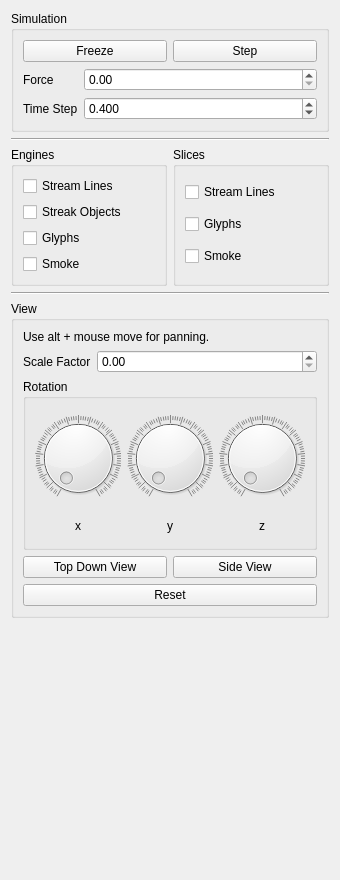
This is smoke/view/simulationtab.ui in bvanloon/Scientific-Visualization as Qt 5 draws it before an edit. The edited form follows.
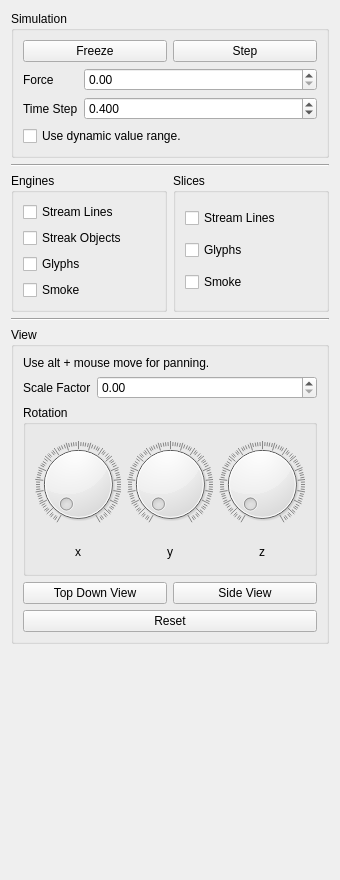
This is the edited form.

Commit message: Button in UI to switch to a dynamic value range.

The edit to the form file:
```diff
--- a/smoke/view/simulationtab.ui
+++ b/smoke/view/simulationtab.ui
@@ -90,6 +90,13 @@
         </item>
        </layout>
       </item>
+      <item>
+       <widget class="QCheckBox" name="dynamicValueRangeCheckBox">
+        <property name="text">
+         <string>Use dynamic value range.</string>
+        </property>
+       </widget>
+      </item>
      </layout>
     </widget>
    </item>
```
The commit also changes 1 other file.
